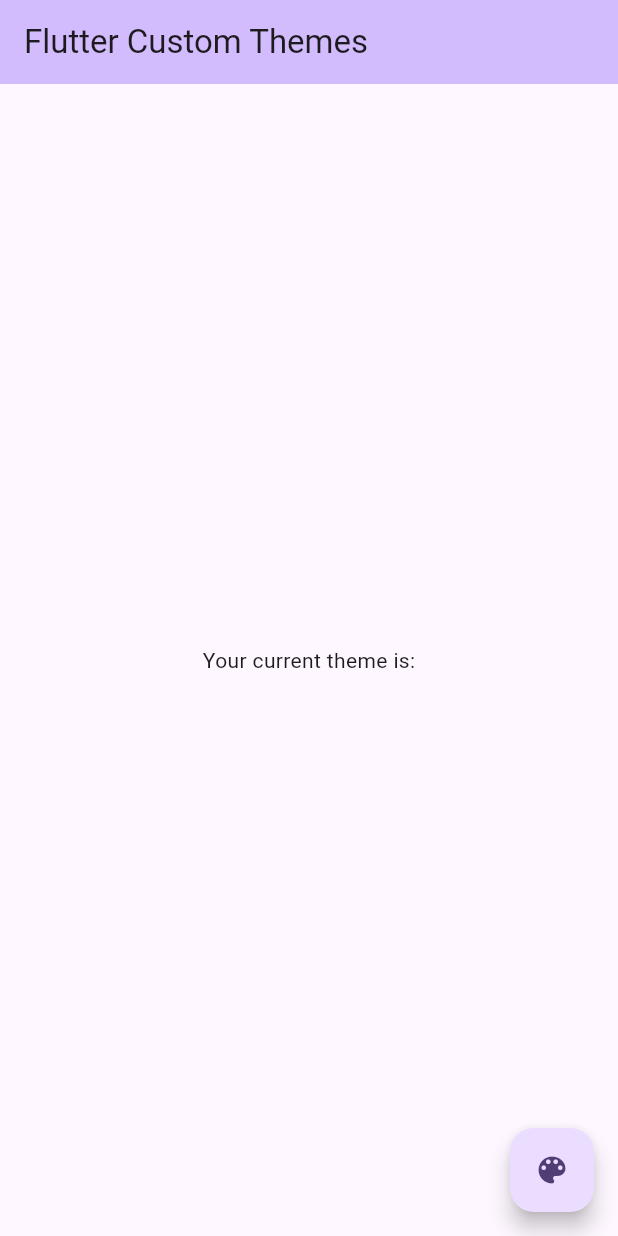
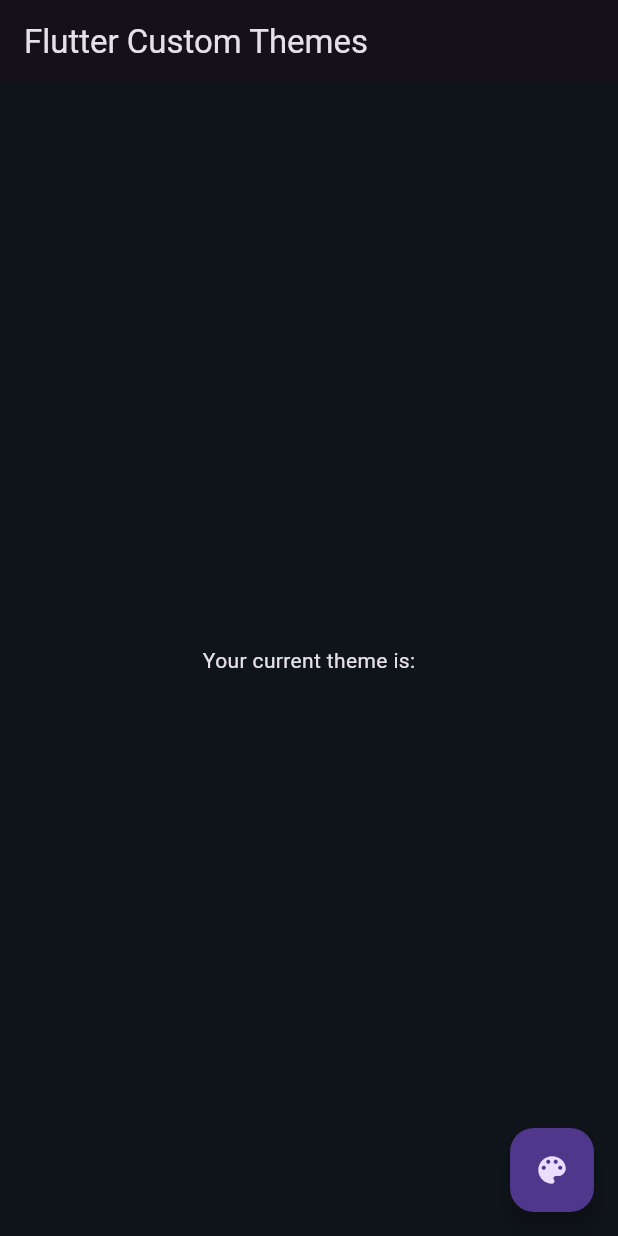
Before and after one commit to kverkholomova/-custom_theme_flutter, a Flutter app: the screen it shows after launch, after a tap on the "color lens" icon, on a phone screen of 412 x 824 dp. Run offline on Flutter 3.47's test engine with Material 3 defaults, Android fonts, the phone set to English and light mode, and no system bars.

Commit message:
feat:wrap MyApp with ThemeProvider

```diff
--- a/lib/main.dart
+++ b/lib/main.dart
@@ -1,6 +1,11 @@
 import 'package:flutter/material.dart';
+import 'package:provider/provider.dart';
+import 'package:test_project_2/providers/theme_provider.dart';
 import 'my_app.dart';
 
 void main() {
-  runApp(const MyApp());
+  runApp(ChangeNotifierProvider(
+    create: (_) => ThemeProvider(),
+    child: const MyApp(),
+  ),);
 }
--- a/lib/my_app.dart
+++ b/lib/my_app.dart
@@ -1,17 +1,18 @@
 
 import 'package:flutter/material.dart';
+import 'package:provider/provider.dart';
+import 'package:test_project_2/providers/theme_provider.dart';
 import 'package:test_project_2/screens/home_screen.dart';
 
 class MyApp extends StatelessWidget {
   const MyApp({super.key});
   @override
   Widget build(BuildContext context) {
+    final themeProvider = Provider.of<ThemeProvider>(context);
+
     return MaterialApp(
       debugShowCheckedModeBanner: false,
-      title: 'Flutter Demo',
-      theme: ThemeData(
-        colorScheme: ColorScheme.fromSeed(seedColor: Colors.deepPurple),
-      ),
+      theme: themeProvider.themeData,
       home: const MyHomePage(title: 'Flutter Custom Themes'),
     );
   }
--- a/lib/providers/theme_provider.dart
+++ b/lib/providers/theme_provider.dart
@@ -1,4 +1,3 @@
-import 'package:flutter/foundation.dart';
 import 'package:flutter/material.dart';
 
 import '../theme/dark_theme.dart';
--- a/lib/screens/home_screen.dart
+++ b/lib/screens/home_screen.dart
@@ -1,5 +1,8 @@
 
 import 'package:flutter/material.dart';
+import 'package:provider/provider.dart';
+
+import '../providers/theme_provider.dart';
 
 class MyHomePage extends StatefulWidget {
   const MyHomePage({super.key, required this.title});
@@ -16,7 +19,6 @@ class _MyHomePageState extends State<MyHomePage> {
   Widget build(BuildContext context) {
     return Scaffold(
       appBar: AppBar(
-        backgroundColor: Theme.of(context).colorScheme.inversePrimary,
         title: Text(widget.title),
       ),
       body: Center(
@@ -30,6 +32,13 @@ class _MyHomePageState extends State<MyHomePage> {
       floatingActionButton: FloatingActionButton(
         onPressed: (){
 
+          final themeProvider = context.read<ThemeProvider>();
+          themeProvider.setTheme(
+            themeProvider.themeData
+                .brightness == Brightness.dark
+                ? AppTheme.light
+                : AppTheme.dark,
+          );
         },
         child: const Icon(Icons.color_lens_rounded),
       ), // This trailing comma makes auto-formatting nicer for build methods.
```
